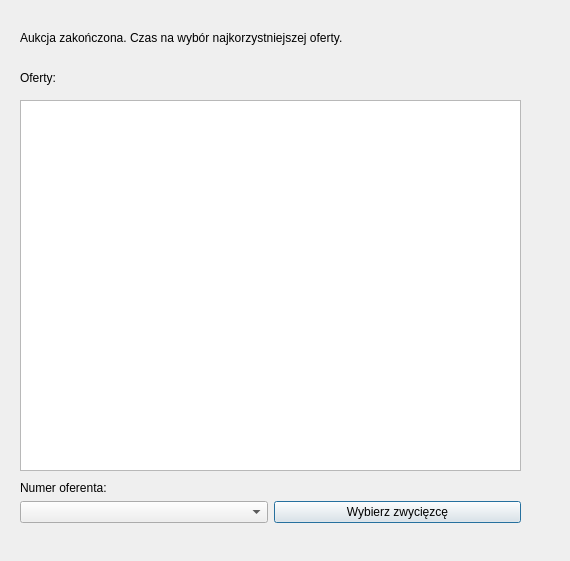
dominikj/PKRY, file klient/gui/wybierzzwyciezce.ui: the form before one commit.
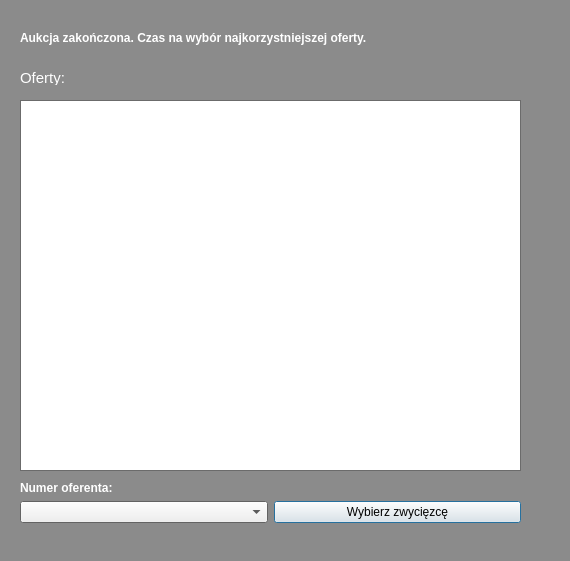
The form after the commit.

Commit message: Poprawiono interface, dodano wyświetlanie do konsoli, wprowadzono sprawdzanie tekstu, trwa dokumentacja.

Diff of the .ui file:
```diff
--- a/klient/gui/wybierzzwyciezce.ui
+++ b/klient/gui/wybierzzwyciezce.ui
@@ -10,6 +10,97 @@
     <height>561</height>
    </rect>
   </property>
+  <property name="palette">
+   <palette>
+    <active>
+     <colorrole role="WindowText">
+      <brush brushstyle="SolidPattern">
+       <color alpha="255">
+        <red>255</red>
+        <green>255</green>
+        <blue>255</blue>
+       </color>
+      </brush>
+     </colorrole>
+     <colorrole role="Base">
+      <brush brushstyle="SolidPattern">
+       <color alpha="255">
+        <red>255</red>
+        <green>255</green>
+        <blue>255</blue>
+       </color>
+      </brush>
+     </colorrole>
+     <colorrole role="Window">
+      <brush brushstyle="SolidPattern">
+       <color alpha="255">
+        <red>139</red>
+        <green>139</green>
+        <blue>139</blue>
+       </color>
+      </brush>
+     </colorrole>
+    </active>
+    <inactive>
+     <colorrole role="WindowText">
+      <brush brushstyle="SolidPattern">
+       <color alpha="255">
+        <red>255</red>
+        <green>255</green>
+        <blue>255</blue>
+       </color>
+      </brush>
+     </colorrole>
+     <colorrole role="Base">
+      <brush brushstyle="SolidPattern">
+       <color alpha="255">
+        <red>255</red>
+        <green>255</green>
+        <blue>255</blue>
+       </color>
+      </brush>
+     </colorrole>
+     <colorrole role="Window">
+      <brush brushstyle="SolidPattern">
+       <color alpha="255">
+        <red>139</red>
+        <green>139</green>
+        <blue>139</blue>
+       </color>
+      </brush>
+     </colorrole>
+    </inactive>
+    <disabled>
+     <colorrole role="WindowText">
+      <brush brushstyle="SolidPattern">
+       <color alpha="255">
+        <red>190</red>
+        <green>190</green>
+        <blue>190</blue>
+       </color>
+      </brush>
+     </colorrole>
+     <colorrole role="Base">
+      <brush brushstyle="SolidPattern">
+       <color alpha="255">
+        <red>139</red>
+        <green>139</green>
+        <blue>139</blue>
+       </color>
+      </brush>
+     </colorrole>
+     <colorrole role="Window">
+      <brush brushstyle="SolidPattern">
+       <color alpha="255">
+        <red>139</red>
+        <green>139</green>
+        <blue>139</blue>
+       </color>
+      </brush>
+     </colorrole>
+    </disabled>
+   </palette>
+  </property>
   <property name="windowTitle">
    <string>Rozstrzygnij przetarg</string>
   </property>
@@ -18,10 +109,16 @@
     <rect>
      <x>20</x>
      <y>30</y>
-     <width>371</width>
+     <width>421</width>
      <height>16</height>
     </rect>
    </property>
+   <property name="font">
+    <font>
+     <weight>75</weight>
+     <bold>true</bold>
+    </font>
+   </property>
    <property name="text">
     <string>Aukcja zakończona. Czas na wybór najkorzystniejszej oferty.</string>
    </property>
@@ -48,6 +145,11 @@
      <height>15</height>
     </rect>
    </property>
+   <property name="font">
+    <font>
+     <pointsize>11</pointsize>
+    </font>
+   </property>
    <property name="text">
     <string>Oferty:</string>
    </property>
@@ -61,11 +163,17 @@
      <height>16</height>
     </rect>
    </property>
+   <property name="font">
+    <font>
+     <weight>75</weight>
+     <bold>true</bold>
+    </font>
+   </property>
    <property name="text">
     <string>Numer oferenta:</string>
    </property>
   </widget>
-  <widget class="QWidget" name="">
+  <widget class="QWidget" name="layoutWidget">
    <property name="geometry">
     <rect>
      <x>20</x>
```
The commit also changes 7 other files.
